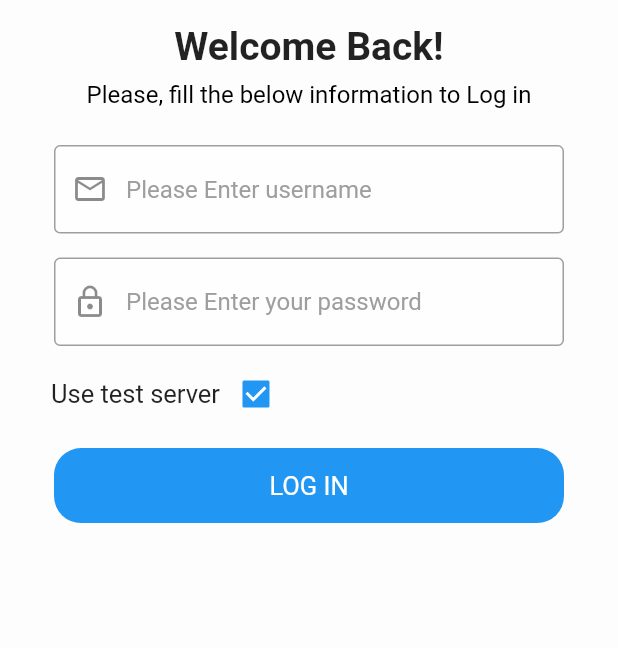
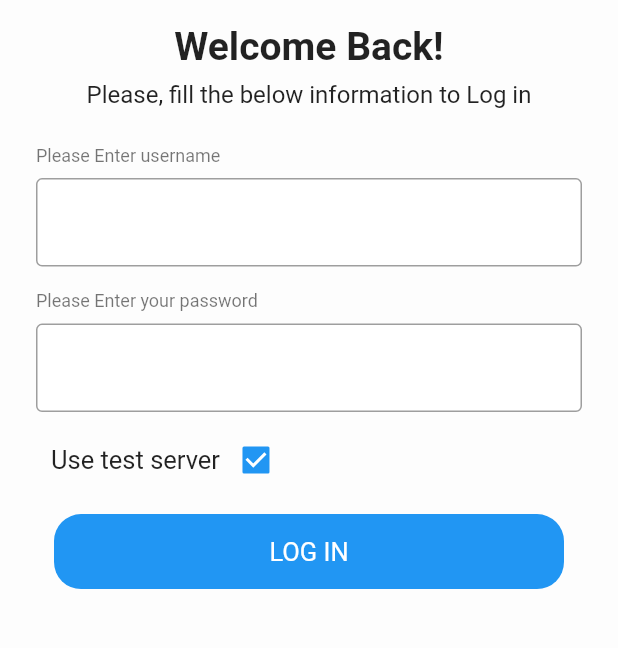
Before and after one commit to RentalsForce/StaffAPPv2, a Flutter app: the LoginView screen opened directly, on a phone screen of 412 x 824 dp, the part 234-882 px from its top. Run offline on Flutter 3.47's test engine with Material 2 defaults, Android fonts, the phone set to English and light mode, and no system bars; our stand-ins replace dio, email_validator, expandable, flutter_easyloading, flutter_form_builder, flutter_slidable and 3 more; accounts and stored records are empty.

Commit message:
dark mode
dark mode

```diff
--- a/lib/core/colors.dart
+++ b/lib/core/colors.dart
@@ -7,6 +7,10 @@ class PColors {
   static const text_colorDart = const Color.fromRGBO(255, 255, 255, 1.0);
 
   static const text_error_color = const Color.fromRGBO(255, 51, 51, 1.0);
+  static const text_field_background_dark = const Color.fromRGBO(58, 58, 60, 1.0);
+
+  static const text_field_background = const Color.fromRGBO(246, 246, 246, 1.0);
+
 
 
   static const black = const Color.fromRGBO(0, 0, 0, 1);
@@ -19,6 +23,7 @@ class PColors {
   //background: rgba(255, 68, 51, 1);
 
   static const gray = const Color.fromRGBO(128, 138, 166, 1);
+  static const grayColorForDark = const Color.fromRGBO(180, 180, 180, 1);
   static const lightBlack = Color.fromRGBO(79, 85, 102, 1);
 
   static const lightGray =  Color.fromRGBO(196, 196, 196, 1);
--- a/lib/main.dart
+++ b/lib/main.dart
@@ -1,9 +1,10 @@
+import 'package:bn_staff/pages/home.dart';
+import 'package:bn_staff/pages/initial_loader.dart';
 import 'package:bn_staff/pages_v2/tasks_home.dart';
 import 'package:bn_staff/util/custom_amination.dart';
 import 'package:flutter/material.dart';
 import 'core/theme.dart';
 import 'package:flutter_easyloading/flutter_easyloading.dart';
-import 'dart:math' as math;
 
 void main() {
   configLoading();
--- a/lib/pages/login.dart
+++ b/lib/pages/login.dart
@@ -60,7 +60,7 @@ class _LoginViewState extends State<LoginView> {
                 padding: const EdgeInsets.symmetric(vertical: 8),
                 child: Text(
                   'Please, fill the below information to Log in',
-                  style: TextStyle(color: Colors.black, fontSize: 16),
+                  style: TextStyle(fontSize: 16),
                 ),
               ),
               SizedBox(
@@ -71,32 +71,16 @@ class _LoginViewState extends State<LoginView> {
                   InputView(
                     controller: this.controllerEmail,
                     showError: this.errorEmail,
-                    icon: Icons.mail_outline,
-                    errorText: 'Enter valid username',
-                    label: 'Username',
-                    detailLabel: 'Please Enter username',
-                    textInputType: TextInputType.emailAddress,
-                    formValidations: FormBuilderValidators.compose(
-                      [
-                        FormBuilderValidators.required(context),
-                      ],
-                    ),
+                    placeHolder: 'Please Enter username',
+                    isSecure: false,
+
                   ),
                   InputView(
-                    isPassword: true,
-                    controller: controllerPassword,
+                    controller: this.controllerPassword,
                     showError: this.errorPassword,
-                    icon: Icons.lock_outline,
-                    errorText: 'Please enter valid password',
-                    label: 'Password',
-                    detailLabel: 'Please Enter your password',
-                    textInputType: TextInputType.emailAddress,
-                    formValidations: FormBuilderValidators.compose(
-                      [
-                        FormBuilderValidators.required(context),
-                      ],
-                    ),
+                    placeHolder: 'Please Enter your password',
                     isSecure: true,
+
                   ),
                   Row(children: <Widget>[
                     SizedBox(
@@ -117,18 +101,7 @@ class _LoginViewState extends State<LoginView> {
                       },
                     ),
                   ]),
-                  if (showCompany) ...[
-                    InputView(
-                      label: 'Company Url',
-                      detailLabel: 'Please Enter your company url',
-                      textInputType: TextInputType.emailAddress,
-                      formValidations: FormBuilderValidators.compose(
-                        [
-                          FormBuilderValidators.required(context),
-                        ],
-                      ),
-                    ),
-                  ],
+
                 ],
               ),
               Padding(
--- a/lib/widgets/input_view.dart
+++ b/lib/widgets/input_view.dart
@@ -3,59 +3,124 @@ import 'package:flutter/material.dart';
 import 'package:flutter_form_builder/flutter_form_builder.dart';
 
 class InputView extends StatelessWidget {
-  final String label;
-  final String detailLabel;
-  final TextInputType textInputType; //TextInputType.number
-  final FormFieldValidator formValidations;
+  InputView(
+      {this.placeHolder,
+        this.isSecure = false,
+        this.controller,
+        this.showError = false,
+        this.readOnly = false,
+        this.onTap,
+        this.numberPicker = false});
 
-  final Function(String) onChange;
+  final TextEditingController controller;
+
   final showError;
-  final errorText;
-  final icon;
 
-  final isPassword;
-  final isSecure;
-  TextEditingController controller;
+  final numberPicker;
 
-  InputView(
-      {this.label,
-      this.detailLabel,
-      this.textInputType,
-      this.formValidations,
-      this.onChange,
-      this.isSecure = false,
-      this.showError ,
-        this.isPassword = false,
-        this.errorText,
-        this.icon,
-        this.controller
-      });
+  final readOnly;
+  final VoidCallback onTap;
+
+  final String placeHolder;
+  final bool isSecure;
 
   @override
   Widget build(BuildContext context) {
     return Padding(
-      padding: const EdgeInsets.symmetric(horizontal: 12, vertical: 8),
-      child: TextField(
-        obscureText: isPassword,
-        controller: controller,
-        autocorrect: true,
-        decoration: InputDecoration(
-          hintText: detailLabel,
-          prefixIcon: Icon(this.icon),
-          errorText:showError ? this.errorText : null,
-          hintStyle: TextStyle(color: Colors.grey),
-          filled: true,
-          fillColor: Colors.white70,
-          enabledBorder: OutlineInputBorder(
-            borderRadius: BorderRadius.all(Radius.circular(4.0)),
-            borderSide: BorderSide(color: Colors.grey, width: 1),
+      padding: const EdgeInsets.symmetric(vertical: 8),
+      child: Column(
+        crossAxisAlignment: CrossAxisAlignment.start,
+        children: [
+          Text(
+            placeHolder,
+            style: showError
+                ? Theme.of(context).textTheme.subtitle2
+                : Theme.of(context).textTheme.caption,
           ),
-          focusedBorder: OutlineInputBorder(
-            borderRadius: BorderRadius.all(Radius.circular(4.0)),
-            borderSide: BorderSide(color: PColors.blue, width: 1),
+          const SizedBox(height: 8),
+          if (this.numberPicker && 1 == 1) ...[
+            Container(
+              decoration: BoxDecoration(
+                borderRadius: BorderRadius.circular(6),
+                color:
+                MediaQuery.of(context).platformBrightness == Brightness.dark
+                    ? PColors.text_field_background_dark
+                    : PColors.text_field_background,
+              ),
+              child: Row(
+                children: [
+                  TextButton(
+                    onPressed: () {
+                      int check = int.parse(this.controller.text.toString());
+                      check++;
+                      this.controller.text = check.toString();
+                    },
+                    child: Padding(
+                      padding: const EdgeInsets.symmetric(horizontal: 16),
+
+                    ),
+                  ),
+                  Expanded(
+                    child: buildTextField(context),
+                  ),
+                  TextButton(
+                    onPressed: () {
+                      int check = int.parse(this.controller.text.toString());
+                      if (check == 1) {
+                        return;
+                      }
+                      check--;
+                      this.controller.text = check.toString();
+                    },
+                    child: Padding(
+                      padding: const EdgeInsets.symmetric(horizontal: 16),
+
+                    ),
+                  ),
+                ],
+              ),
+            ),
+          ] else ...[
+            buildTextField(context),
+          ]
+        ],
+      ),
+    );
+  }
+
+  TextField buildTextField(context) {
+    return TextField(
+      onTap: () {
+        if (this.readOnly) {
+          this.onTap.call();
+        }
+      },
+      readOnly: this.readOnly,
+      obscureText: this.isSecure,
+      controller: controller,
+      textAlign: numberPicker ? TextAlign.center : TextAlign.left,
+      style: numberPicker
+          ? TextStyle(fontSize: 20, fontWeight: FontWeight.w600 ,
+          color: MediaQuery.of(context).platformBrightness == Brightness.dark
+              ? Colors.white
+              : Colors.black
+      )
+          : TextStyle(
+          color:
+          MediaQuery.of(context).platformBrightness == Brightness.dark
+              ? Colors.white
+              : Colors.black),
+      decoration: InputDecoration(
+        hintText: placeHolder,
+        hintStyle: TextStyle(color: Colors.white70),
+        filled: true,
+        border: OutlineInputBorder(
+          borderSide: BorderSide(
+            width: 0,
           ),
         ),
       ),
+      // keyboardType: TextInputType.number,
     );
   }
 }
--- a/lib/widgets/mini_card.dart
+++ b/lib/widgets/mini_card.dart
@@ -20,13 +20,14 @@ class MiniCard extends StatelessWidget {
       child: Container(
         padding: EdgeInsets.all(24.0),
         decoration: BoxDecoration(
-          color: MediaQuery.of(context).platformBrightness == Brightness.dark ? Colors.blue : Colors.white,
+          color: MediaQuery.of(context).platformBrightness == Brightness.dark ? Color.fromRGBO(30, 30, 30, 1) : Colors.white,
           borderRadius: BorderRadius.only(
             topLeft: Radius.circular(20.0),
             topRight: Radius.circular(20.0),
           ),
         ),
-        child: this.child,
+        child: Container(
+            child: this.child),
       ),
     );
   }
--- a/lib/widgets/room_floor.dart
+++ b/lib/widgets/room_floor.dart
@@ -18,7 +18,6 @@ class RoomFloor extends StatelessWidget {
         Text(
           'Room #22 ',
           style: TextStyle(
-            color: Colors.black,
             fontSize: 18,
           ),
         ),
@@ -28,7 +27,6 @@ class RoomFloor extends StatelessWidget {
         Text(
           'Right Wing',
           style: TextStyle(
-            color: PColors.greyTextColor,
             fontSize: 15,
           ),
         ),
```
Also changed, not shown: lib/core/theme.dart (+21 -2 lines), lib/pages/room_detail.dart (+8 -4 lines), lib/pages_v2/custom_room_detail.dart (+6 -2 lines), lib/pages_v2/mini/add_maintenance_request.dart (+27 -14 lines), lib/pages_v2/mini/change_room_status.dart (+13 -15 lines), lib/widgets/button_close.dart (+8 -2 lines), 1 other file.
